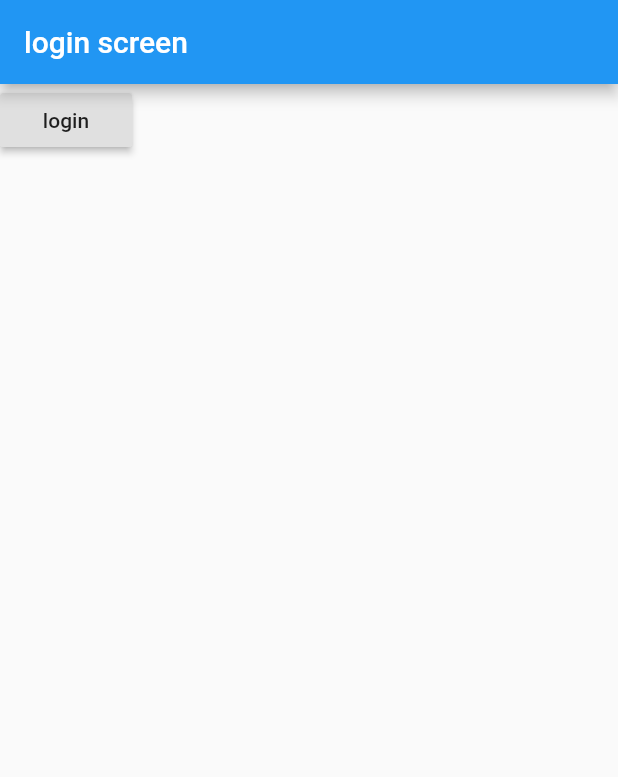
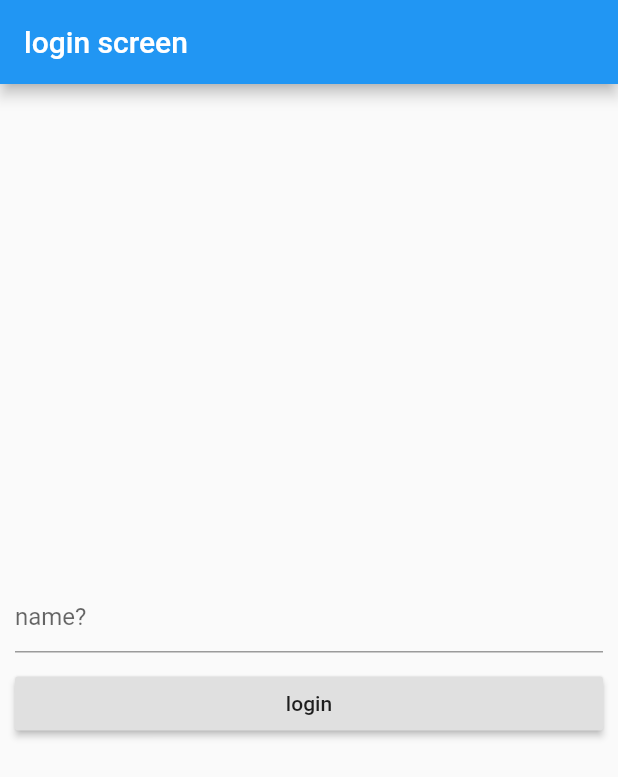
Before and after one commit to fariswd/login-flutter, a Flutter app: the screen it shows after launch, on a phone screen of 412 x 824 dp. Shown: the top 777 px of the screen. Run offline on Flutter 3.47's test engine with Material 2 defaults, Android fonts, the phone set to English and light mode, and no system bars; our stand-ins replace flutter_redux, redux.

Commit message:
login ed

```diff
--- a/lib/redux/actions/device_action.dart
+++ b/lib/redux/actions/device_action.dart
@@ -1,6 +1,7 @@
 class LoginAction {
   final bool status;
-  LoginAction({this.status});
+  final String name;
+  LoginAction({this.status, this.name});
 }
 
 class LogoutAction {
--- a/lib/redux/reducers/device_reducer.dart
+++ b/lib/redux/reducers/device_reducer.dart
@@ -11,7 +11,7 @@ Reducer<Device> deviceReducer = combineReducers<Device>([
 
 Device loginReducer(Device devices, LoginAction action) {
   print(devices.toString());
-  return devices.copyWith(isLogin: action.status);
+  return devices.copyWith(isLogin: action.status, name: action.name);
 }
 
 Device logoutReducer(Device devices, LogoutAction action){
--- a/lib/screens/login_screen.dart
+++ b/lib/screens/login_screen.dart
@@ -5,7 +5,15 @@ import 'package:redux/redux.dart';
 import 'package:flutter_redux/flutter_redux.dart';
 import 'package:flutterlogin/redux/actions/device_action.dart';
 
-class LoginScreen extends StatelessWidget {
+class LoginScreen extends StatefulWidget {
+  @override
+  _LoginScreenState createState() => _LoginScreenState();
+}
+
+class _LoginScreenState extends State<LoginScreen> {
+  TextEditingController controller = TextEditingController();
+  String name;
+
   @override
   Widget build(BuildContext context) {
     return StoreConnector(
@@ -14,12 +22,31 @@ class LoginScreen extends StatelessWidget {
             appBar: AppBar(
               title: Text('login screen'),
             ),
-            body: Container(
-              child: RaisedButton(
-                onPressed: () {
-                  model.onLogin(true);
-                },
-                child: Text('login'),
+            body: Padding(
+              padding: const EdgeInsets.all(10.0),
+              child: Column(
+                mainAxisAlignment: MainAxisAlignment.center,
+                crossAxisAlignment: CrossAxisAlignment.stretch,
+                children: <Widget>[
+                  TextField(
+                    controller: controller,
+                    decoration: InputDecoration(hintText: 'name?'),
+                    onChanged: (str) {
+                      this.setState(() {
+                        name = str;
+                      });
+                    },
+                  ),
+                  Padding(
+                    padding: EdgeInsets.only(top: 10.0),
+                  ),
+                  RaisedButton(
+                    onPressed: () {
+                      model.onLogin(true, name);
+                    },
+                    child: Text('login'),
+                  ),
+                ],
               ),
             ),
           ),
@@ -28,13 +55,13 @@ class LoginScreen extends StatelessWidget {
 }
 
 class _ViewModel {
-  final Function(bool) onLogin;
+  final Function(bool, String) onLogin;
 
   _ViewModel({this.onLogin});
 
   factory _ViewModel.create(Store<AppState> store) {
-    _onLogin(bool status) {
-      store.dispatch(LoginAction(status: status));
+    _onLogin(bool status, String name) {
+      store.dispatch(LoginAction(status: status, name: name));
     }
 
     return _ViewModel(
```
Also changed, not shown: lib/screens/home_screen.dart (+22 -8 lines), ss1.png (added), ss2.png (added), ss3.png (added), 1 other file.
